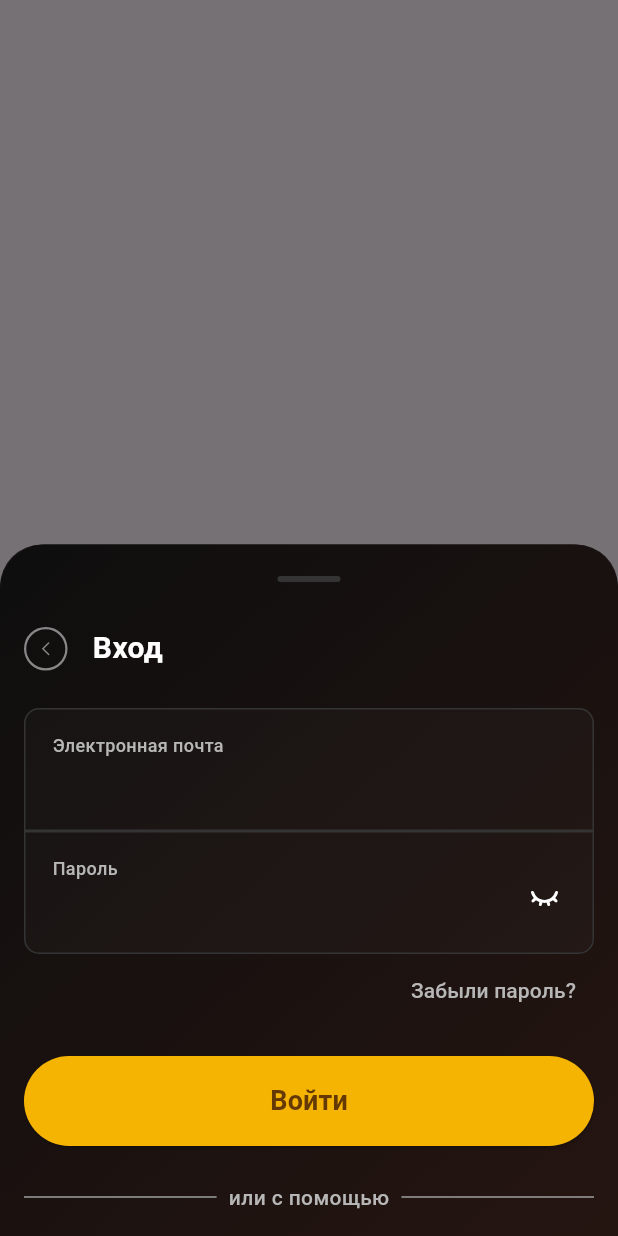
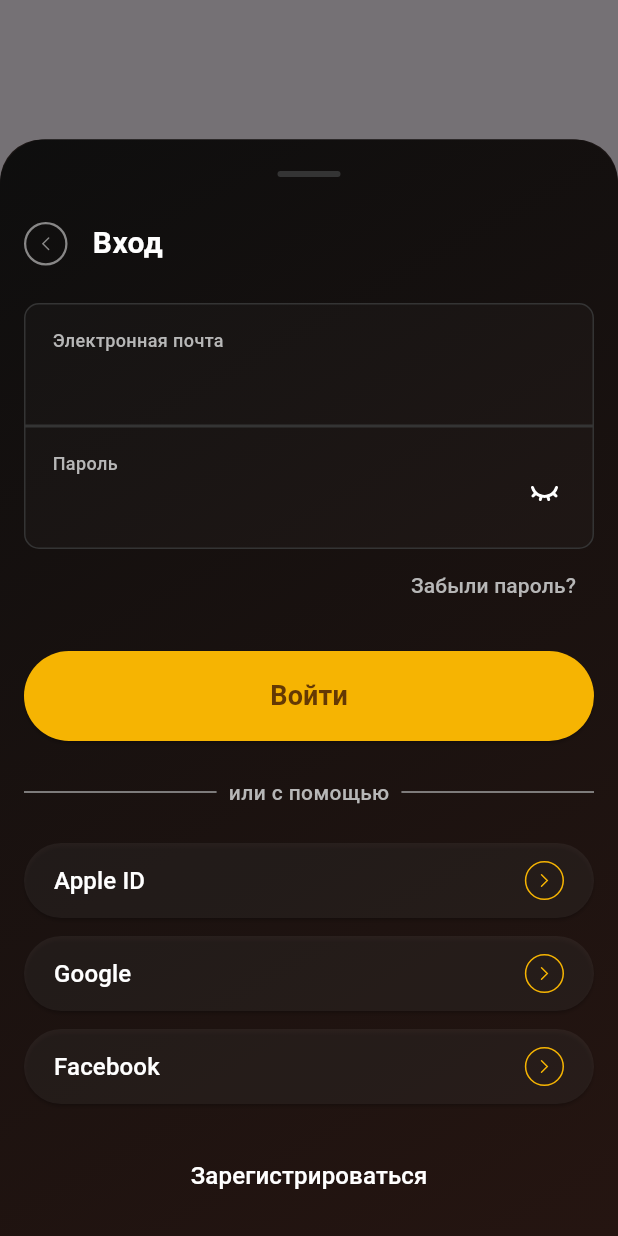
Before and after one commit to SpeedWagon165/cocktails, a Flutter app: what authPopUp() shows on an empty page, opened directly, on a phone screen of 412 x 824 dp. Run offline on Flutter 3.47's test engine with Material 3 defaults, Android fonts, the phone set to English and light mode, and no system bars; our stand-ins replace flutter_svg.

Commit message:
некоторые приколы

```diff
--- a/lib/main.dart
+++ b/lib/main.dart
@@ -1,4 +1,4 @@
-import 'package:cocktails/pages/auth/sing_in_page.dart';
+import 'package:cocktails/pages/auth/welcome_page.dart';
 import 'package:cocktails/utilities/adaptive_size.dart';
 import 'package:flutter/material.dart';
 import 'package:cocktails/theme/styles.dart';
--- a/lib/widgets/auth/auth_pop_up.dart
+++ b/lib/pages/auth/popups/auth_pop_up.dart
@@ -1,9 +1,11 @@
+import 'package:cocktails/pages/auth/popups/forgot_pass_pop_up1.dart';
 import 'package:cocktails/theme/theme_extensions.dart';
+import 'package:cocktails/widgets/auth/custom_registration_button.dart';
 import 'package:cocktails/widgets/auth/text_with_line.dart';
 import 'package:cocktails/widgets/custom_button.dart';
 import 'package:flutter/material.dart';
-import '../base_pop_up.dart';
-import 'custom_auth_textfield.dart';
+import '../../../widgets/base_pop_up.dart';
+import '../../../widgets/auth/custom_auth_textfield.dart';
 
 void authPopUp(BuildContext context) {
   showModalBottomSheet(
@@ -33,6 +35,7 @@ void authPopUp(BuildContext context) {
               child: TextButton(
                   onPressed: () {
                     Navigator.of(context).pop();
+                    forgotPassPopUp(context);
                   },
                   child: Text(
                     'Забыли пароль?',
@@ -45,9 +48,7 @@ void authPopUp(BuildContext context) {
             ),
             CustomButton(
               text: 'Войти',
-              onPressed: () {
-                authPopUp(context);
-              },
+              onPressed: () {},
               single: true,
             ),
             const SizedBox(
@@ -56,6 +57,44 @@ void authPopUp(BuildContext context) {
             const TextWithLines(
               text: 'или с помощью',
             ),
+            const SizedBox(
+              height: 24,
+            ),
+            RegistrationServicesButton(
+              text: 'Apple ID',
+              onPressed: () {
+                Navigator.of(context).pop();
+              },
+            ),
+            const SizedBox(
+              height: 12,
+            ),
+            RegistrationServicesButton(
+              text: 'Google',
+              onPressed: () {
+                Navigator.of(context).pop();
+              },
+            ),
+            const SizedBox(
+              height: 12,
+            ),
+            RegistrationServicesButton(
+              text: 'Facebook',
+              onPressed: () {
+                Navigator.of(context).pop();
+              },
+            ),
+            const SizedBox(
+              height: 24.0,
+            ),
+            TextButton(
+                onPressed: () {
+                  Navigator.of(context).pop();
+                },
+                child: Text(
+                  'Зарегистрироваться',
+                  style: context.textStyles.bodyText16White,
+                )),
           ],
         ),
       );
--- a/lib/pages/auth/sing_in_page.dart
+++ b/lib/pages/auth/welcome_page.dart
@@ -2,7 +2,7 @@ import 'package:flutter/cupertino.dart';
 import 'package:flutter/material.dart';
 import 'package:flutter_svg/flutter_svg.dart';
 
-import '../../widgets/auth/auth_pop_up.dart';
+import 'popups/auth_pop_up.dart';
 import '../../widgets/custom_button.dart';
 
 class SignInPage extends StatefulWidget {
--- /dev/null
+++ b/lib/widgets/auth/custom_registration_button.dart
@@ -0,0 +1,75 @@
+import 'package:cocktails/theme/theme_extensions.dart';
+import 'package:flutter/cupertino.dart';
+import 'package:flutter/material.dart';
+import 'package:flutter_svg/svg.dart';
+
+import '../../utilities/adaptive_size.dart';
+
+class RegistrationServicesButton extends StatelessWidget {
+  final String text;
+  final VoidCallback onPressed;
+
+  const RegistrationServicesButton({
+    super.key,
+    required this.text,
+    required this.onPressed,
+  });
+
+  @override
+  Widget build(BuildContext context) {
+    return Row(
+      children: [
+        Expanded(
+          child: SizedBox(
+            height: 50,
+            child: ElevatedButton(
+              onPressed: onPressed,
+              style: ElevatedButton.styleFrom(
+                shape: const StadiumBorder(),
+                backgroundColor: const Color(0x0FFFFFFF),
+                padding:
+                    const EdgeInsets.symmetric(horizontal: 20.0, vertical: 5.0),
+              ),
+              child: Row(
+                mainAxisAlignment: MainAxisAlignment.spaceBetween,
+                children: [
+                  Text(
+                    text,
+                    style: context.textStyles.bodyText16White,
+                  ),
+                  Container(
+                    width: SizeConfig.heightAdaptive(27),
+                    // Адаптивный размер кнопки
+                    height: SizeConfig.heightAdaptive(27),
+                    decoration: BoxDecoration(
+                      color: Colors.transparent, // Цвет фона кнопки
+                      shape: BoxShape.circle, // Круглая форма
+                      border: Border.all(
+                        color: const Color(0xFFF6B402),
+                        // Полупрозрачная белая обводка
+                        width: 1, // Ширина обводки
+                      ),
+                    ),
+                    child: IconButton(
+                      icon: SvgPicture.asset(
+                        'assets/images/arrow_forward.svg',
+                        width: SizeConfig.heightAdaptive(10),
+                        height: SizeConfig.heightAdaptive(10),
+                      ),
+                      iconSize: 30.0,
+                      onPressed: () {},
+                      padding: EdgeInsets.zero,
+                      constraints: const BoxConstraints(),
+                      splashRadius: 24.0,
+                      tooltip: 'Back',
+                    ),
+                  ),
+                ],
+              ),
+            ),
+          ),
+        ),
+      ],
+    );
+  }
+}
--- a/lib/widgets/base_pop_up.dart
+++ b/lib/widgets/base_pop_up.dart
@@ -8,7 +8,11 @@ class BasePopup extends StatelessWidget {
   final String text;
 
   const BasePopup(
-      {super.key, required this.child, this.arrow = true, required this.text});
+      {super.key,
+      required this.child,
+      this.arrow = true,
+      required this.text,
+      });
 
   @override
   Widget build(BuildContext context) {
--- a/lib/widgets/custom_arrowback.dart
+++ b/lib/widgets/custom_arrowback.dart
@@ -9,7 +9,8 @@ class CustomArrowBack extends StatelessWidget {
   final String text;
   final bool arrow;
 
-  const CustomArrowBack({super.key, required this.text, this.arrow = true});
+  const CustomArrowBack(
+      {super.key, required this.text, this.arrow = true,});
 
   @override
   Widget build(BuildContext context) {
@@ -36,8 +37,7 @@ class CustomArrowBack extends StatelessWidget {
               ),
               iconSize: 30.0,
               onPressed: () {
-                Navigator.of(context).pop();
-              },
+    Navigator.of(context).pop();},
               padding: EdgeInsets.zero,
               constraints: const BoxConstraints(),
               splashRadius: 24.0,
```
Also changed, not shown: lib/pages/auth/popups/forgot_pass_pop_up1.dart (added, +25 -0 lines), lib/pages/auth/popups/sing_in_page.dart (added, +132 -0 lines), assets/images/arrow_forward.svg (added), lib/pages/auth/navigators/main_auth_navigator.dart (added), lib/pages/auth/navigators/registration_navigator.dart (added).
